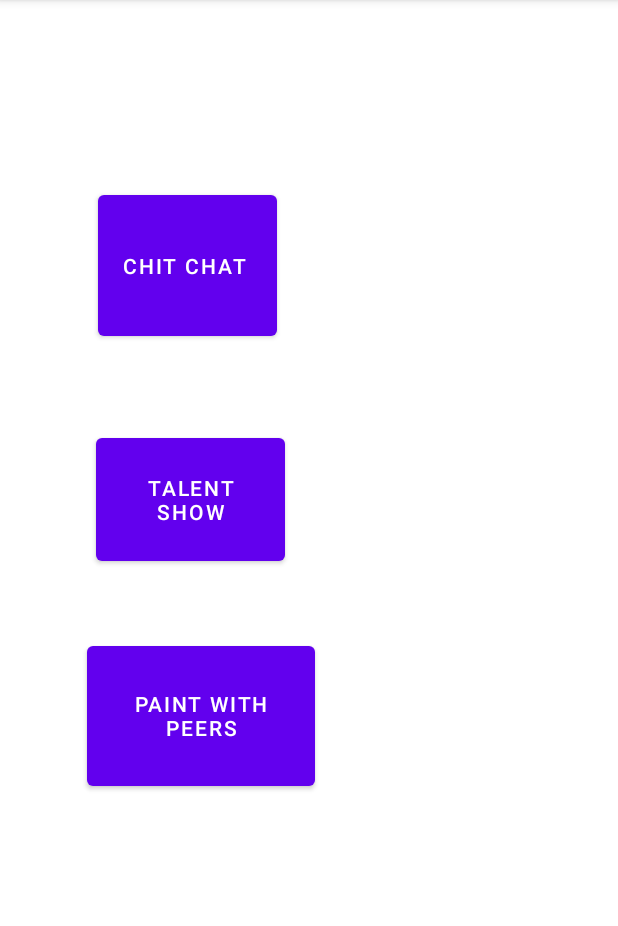
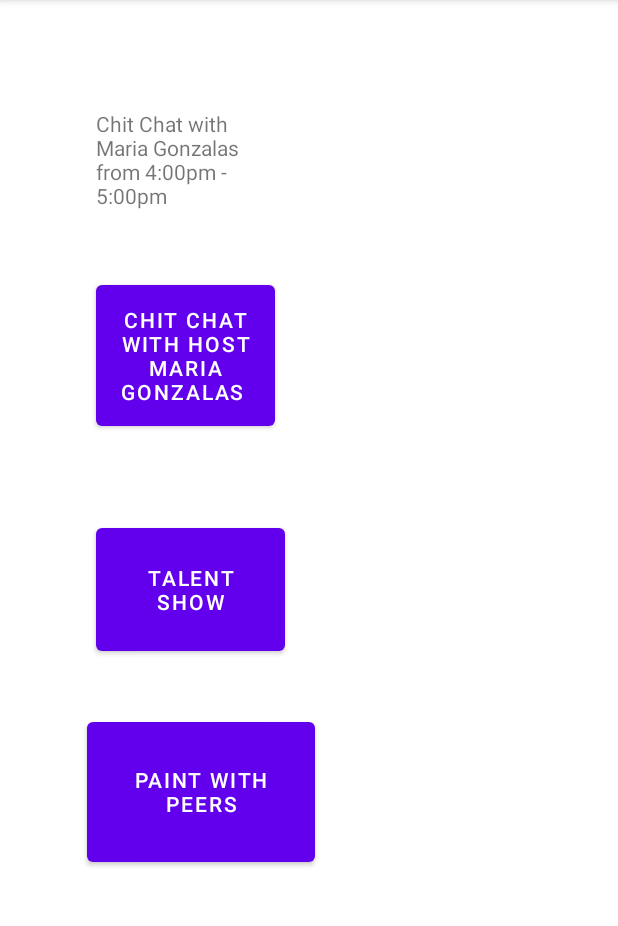
Before and after one commit to laibaz16/CommunityBuilding, an Android app: the Teen_page screen opened directly, with no data from a screen before it, on a phone screen of 412 x 824 dp, the part 84-1010 px from its top. Run offline under Robolectric (Android 15) with nearby library versions, the phone set to English and light mode, and no system bars.

Commit message:
Front end of the Teen activities

```diff
--- a/app/src/main/AndroidManifest.xml
+++ b/app/src/main/AndroidManifest.xml
@@ -10,6 +10,15 @@
         android:supportsRtl="true"
         android:theme="@style/Theme.CommunityBuilding">
         <activity
+            android:name=".MainActivity"
+            android:exported="true">
+            <intent-filter>
+                <action android:name="android.intent.action.MAIN" />
+
+                <category android:name="android.intent.category.LAUNCHER" />
+            </intent-filter>
+        </activity>
+        <activity
             android:name=".Senior_page"
             android:exported="true" />
         <activity
@@ -21,15 +30,7 @@
                 <category android:name="android.intent.category.LAUNCHER" />
             </intent-filter>
         </activity>
-        <activity
-            android:name=".MainActivity"
-            android:exported="true">
-            <intent-filter>
-                <action android:name="android.intent.action.MAIN" />
 
-                <category android:name="android.intent.category.LAUNCHER" />
-            </intent-filter>
-        </activity>
         <activity
             android:name=".Teen_page"
             android:exported="true">
--- a/app/src/main/java/com/example/communitybuilding/MainActivity.java
+++ b/app/src/main/java/com/example/communitybuilding/MainActivity.java
@@ -42,5 +42,3 @@ public class MainActivity extends AppCompatActivity {
         });
     }
 }
-
-}
--- a/app/src/main/java/com/example/communitybuilding/Teen_page.java
+++ b/app/src/main/java/com/example/communitybuilding/Teen_page.java
@@ -3,6 +3,8 @@ package com.example.communitybuilding;
 import androidx.appcompat.app.AppCompatActivity;
 
 import android.os.Bundle;
+import android.view.View;
+import android.widget.Toast;
 
 public class Teen_page extends AppCompatActivity {
 
@@ -11,4 +13,7 @@ public class Teen_page extends AppCompatActivity {
         super.onCreate(savedInstanceState);
         setContentView(R.layout.activity_teen_page);
     }
+    public void text_msg(View v){
+        Toast.makeText(getApplicationContext(), "Joining", Toast.LENGTH_LONG).show();
+    }
 }
--- a/app/src/main/res/layout/activity_teen_page.xml
+++ b/app/src/main/res/layout/activity_teen_page.xml
@@ -6,16 +6,8 @@
     android:layout_height="match_parent"
     tools:context=".Teen_page">
 
-    <Button
-        android:id="@+id/Chitchat"
-        android:layout_width="119dp"
-        android:layout_height="106dp"
-        android:layout_marginTop="124dp"
-        android:text="Chit Chat "
-        app:layout_constraintEnd_toEndOf="parent"
-        app:layout_constraintHorizontal_bias="0.223"
-        app:layout_constraintStart_toStartOf="parent"
-        app:layout_constraintTop_toTopOf="parent" />
+
+
 
     <Button
         android:id="@+id/talentshow"
@@ -39,4 +31,31 @@
         app:layout_constraintStart_toStartOf="parent"
         app:layout_constraintTop_toBottomOf="@+id/talentshow"
         app:layout_constraintVertical_bias="0.159" />
+
+    <Button
+        android:id="@+id/Chitchat"
+        android:layout_width="119dp"
+        android:layout_height="106dp"
+        android:layout_marginTop="184dp"
+        android:text="Chit Chat with Host Maria Gonzalas "
+
+        app:layout_constraintEnd_toEndOf="parent"
+        app:layout_constraintHorizontal_bias="0.219"
+        app:layout_constraintStart_toStartOf="parent"
+        app:layout_constraintTop_toTopOf="parent" />
+
+    <TextView
+        android:id="@+id/textView"
+        android:layout_width="105dp"
+        android:layout_height="68dp"
+        android:text="Chit Chat with Maria Gonzalas from 4:00pm - 5:00pm"
+        android:onClick="text_msg"
+        app:layout_constraintBottom_toTopOf="@+id/Chitchat"
+        app:layout_constraintEnd_toEndOf="parent"
+        app:layout_constraintHorizontal_bias="0.209"
+        app:layout_constraintStart_toStartOf="parent"
+        app:layout_constraintTop_toTopOf="parent"
+        app:layout_constraintVertical_bias="0.629" />
+
+
 </androidx.constraintlayout.widget.ConstraintLayout>
```
